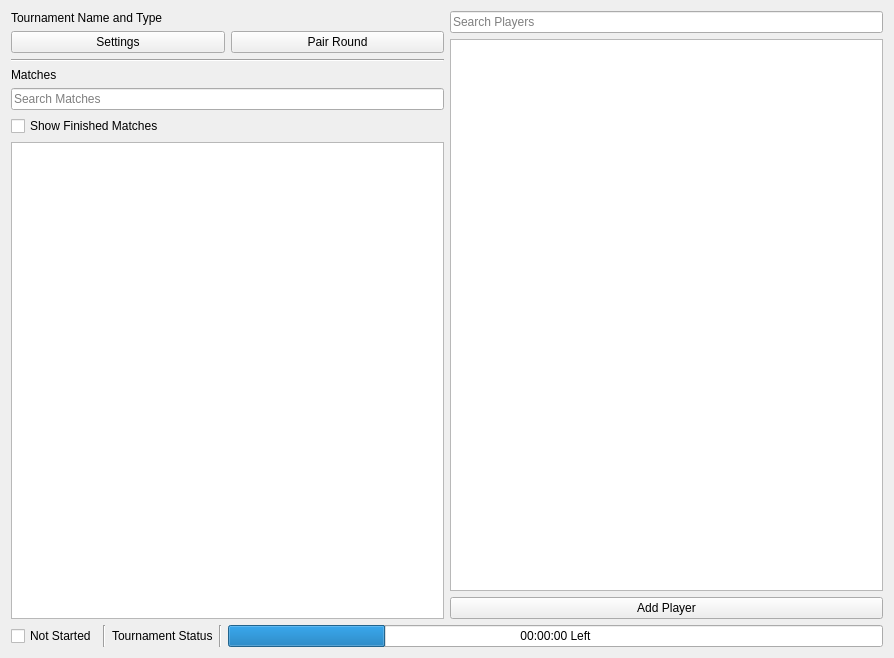
This is src/ui/tournamenttab.ui in SquireTournamentServices/SquireDesktop as Qt 5 draws it before an edit. The edited form follows.
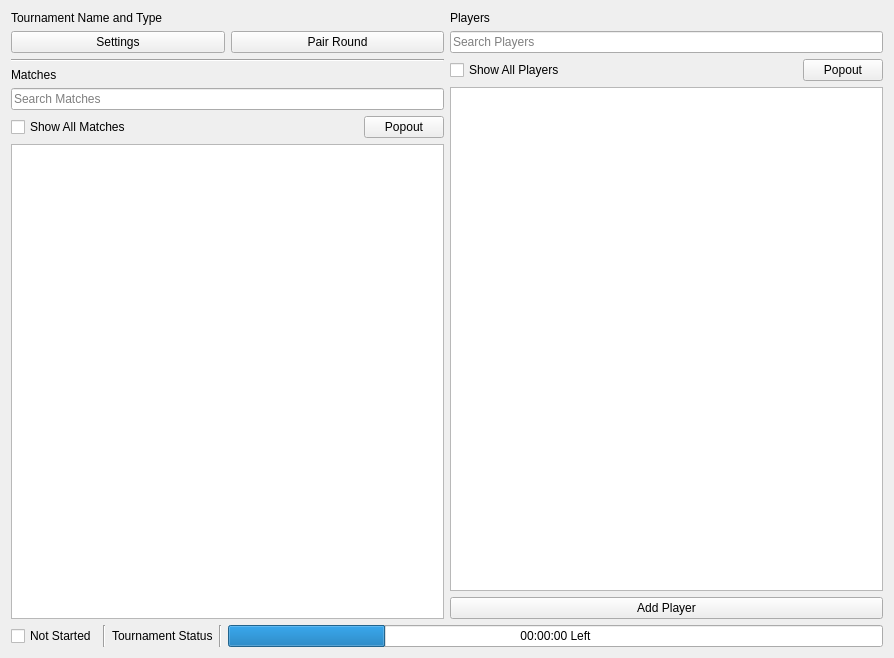
This is the edited form. Icons and pictures are not drawn.

What changed in the file:
```diff
--- a/src/ui/tournamenttab.ui
+++ b/src/ui/tournamenttab.ui
@@ -74,11 +74,32 @@
         </widget>
        </item>
        <item>
-        <widget class="QCheckBox" name="showFinishedMatches">
-         <property name="text">
-          <string>Show Finished Matches</string>
-         </property>
-        </widget>
+        <layout class="QHBoxLayout" name="horizontalLayout">
+         <item>
+          <widget class="QCheckBox" name="showFinishedMatches">
+           <property name="text">
+            <string>Show All Matches</string>
+           </property>
+          </widget>
+         </item>
+         <item>
+          <widget class="QPushButton" name="popOutMatches">
+           <property name="sizePolicy">
+            <sizepolicy hsizetype="Fixed" vsizetype="Fixed">
+             <horstretch>0</horstretch>
+             <verstretch>0</verstretch>
+            </sizepolicy>
+           </property>
+           <property name="text">
+            <string>Popout</string>
+           </property>
+           <property name="icon">
+            <iconset theme="video-display">
+             <normaloff>.</normaloff>.</iconset>
+           </property>
+          </widget>
+         </item>
+        </layout>
        </item>
        <item>
         <widget class="QTableWidget" name="matchesTable"/>
@@ -87,6 +108,13 @@
      </item>
      <item>
       <layout class="QVBoxLayout" name="right">
+       <item>
+        <widget class="QLabel" name="label_2">
+         <property name="text">
+          <string>Players</string>
+         </property>
+        </widget>
+       </item>
        <item>
         <widget class="QLineEdit" name="lineEdit">
          <property name="text">
@@ -103,6 +131,33 @@
          </property>
         </widget>
        </item>
+       <item>
+        <layout class="QHBoxLayout" name="horizontalLayout_3">
+         <item>
+          <widget class="QCheckBox" name="checkBox">
+           <property name="text">
+            <string>Show All Players</string>
+           </property>
+          </widget>
+         </item>
+         <item>
+          <widget class="QPushButton" name="pushButton_2">
+           <property name="sizePolicy">
+            <sizepolicy hsizetype="Fixed" vsizetype="Fixed">
+             <horstretch>0</horstretch>
+             <verstretch>0</verstretch>
+            </sizepolicy>
+           </property>
+           <property name="text">
+            <string>Popout</string>
+           </property>
+           <property name="icon">
+            <iconset theme="video-display"/>
+           </property>
+          </widget>
+         </item>
+        </layout>
+       </item>
        <item>
         <widget class="QTableView" name="playerListTable"/>
        </item>
```
Left out of the diff: 9 changed lines with no effect on the pictures.
